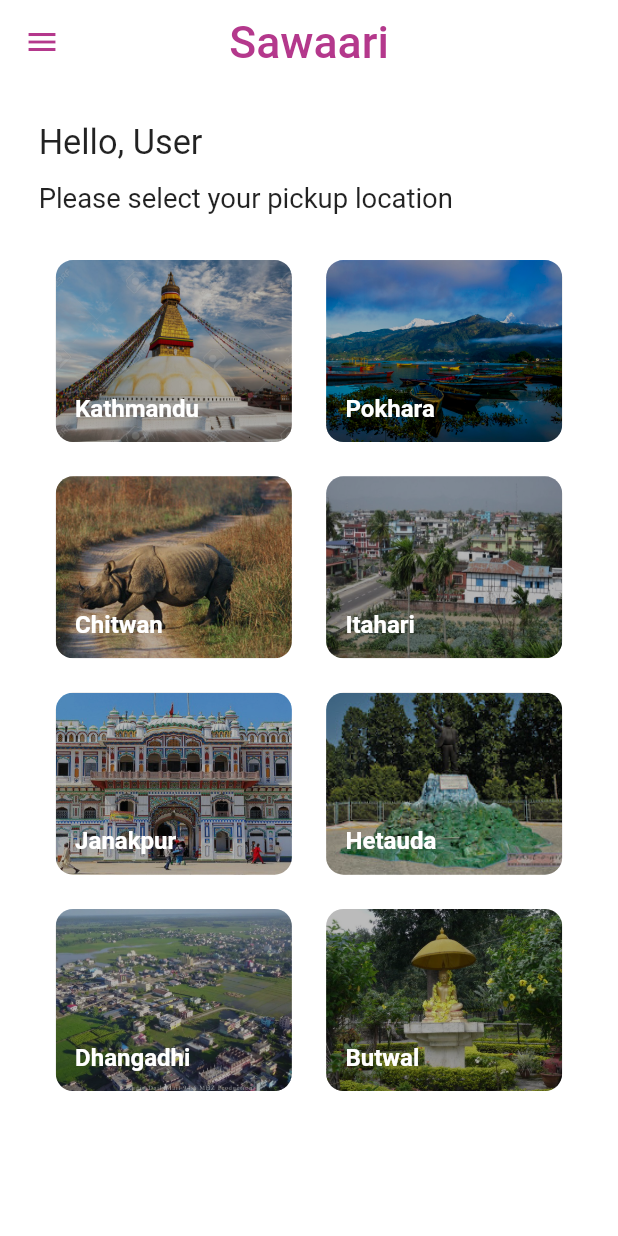
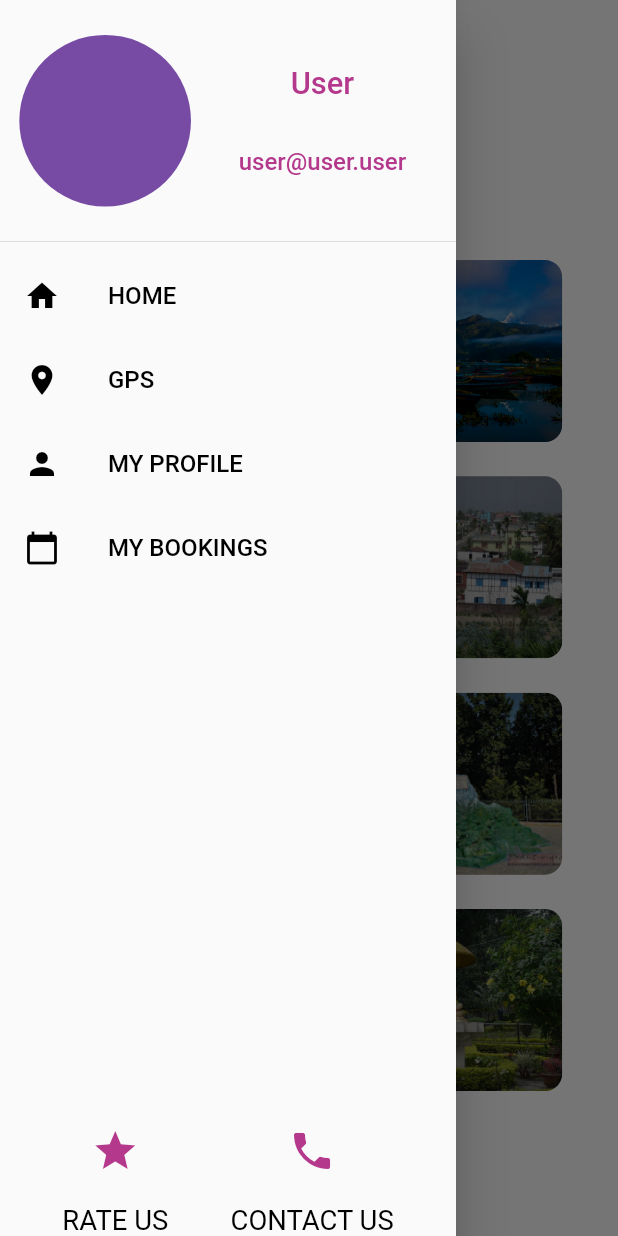
Before and after one commit to bprayush/Saawari, a Flutter app: the HomePage screen opened by its route, after a tap on the "menu" icon, on a phone screen of 412 x 824 dp. Run offline on Flutter 3.47's test engine with Material 2 defaults, Android fonts, the phone set to English and light mode, and no system bars; our stand-ins replace flutter_screenutil, image_picker, shared_preferences; accounts and stored records are empty.

```diff
--- a/lib/main.dart
+++ b/lib/main.dart
@@ -2,8 +2,10 @@ import 'package:flutter/material.dart';
 import 'package:sawari/src/assets/routes.dart';
 import 'package:sawari/src/pages/delivery_selection_page/delivery_selection_page.dart';
 import 'package:sawari/src/pages/getting_started/getting_started.dart';
+import 'package:sawari/src/pages/gps_page/gps_page.dart';
 import 'package:sawari/src/pages/home_page/home_page.dart';
 import 'package:sawari/src/pages/login/login.dart';
+import 'package:sawari/src/pages/profiles_page/profiles_page.dart';
 import 'package:sawari/src/pages/search_results/search_results.dart';
 import 'package:sawari/src/pages/sign_up/sign_up.dart';
 import 'package:sawari/src/pages/vehicle_date_selection_page/vehicle_date_selection.dart';
@@ -27,6 +29,8 @@ class SawariApp extends StatelessWidget {
             VehicleDateSelectionpage(),
         AppRoutes.DELIVERY_SELECTION_PAGE: (context) => DeliverySelectionPage(),
         AppRoutes.SEARCH_RESULTS_PAGE: (context) => SearchResultsPage(),
+        AppRoutes.GPS_PAGE: (context) => GPSPage(),
+        AppRoutes.PROFILE: (context) => ProfilesPage(),
       },
     );
   }
--- a/lib/src/assets/routes.dart
+++ b/lib/src/assets/routes.dart
@@ -7,4 +7,6 @@ class AppRoutes {
       '/app/vehicle-date-selection';
   static const String DELIVERY_SELECTION_PAGE = 'app/delivery-selection';
   static const String SEARCH_RESULTS_PAGE = 'app/search-result';
+  static const String GPS_PAGE = 'app/gps';
+  static const String PROFILE = 'app/profile';
 }
--- a/lib/src/pages/home_page/home_page.dart
+++ b/lib/src/pages/home_page/home_page.dart
@@ -2,6 +2,7 @@ import 'package:flutter/material.dart';
 import 'package:flutter_screenutil/flutter_screenutil.dart';
 import 'package:sawari/src/assets/assets.dart';
 import 'package:sawari/src/assets/cities.dart';
+import 'package:sawari/src/widgets/app_drawer/app_drawer.dart';
 import 'package:sawari/src/widgets/location_widget/location_widget.dart';
 import 'package:sawari/src/widgets/logo/logo.dart';
 
@@ -19,16 +20,23 @@ class HomePage extends StatelessWidget {
     return Scaffold(
       key: scaffoldKey,
       backgroundColor: Colors.white,
+      drawer: AppDrawer(),
       appBar: AppBar(
         backgroundColor: Colors.white,
         elevation: 0,
         automaticallyImplyLeading: false,
-        leading: IconButton(
-          onPressed: () {},
-          icon: Icon(
-            Icons.menu,
-            color: Color(AppColors.PINK),
-          ),
+        leading: Builder(
+          builder: (context) {
+            return IconButton(
+              onPressed: () {
+                Scaffold.of(context).openDrawer();
+              },
+              icon: Icon(
+                Icons.menu,
+                color: Color(AppColors.PINK),
+              ),
+            );
+          },
         ),
         centerTitle: true,
         title: Logo(
--- /dev/null
+++ b/lib/src/widgets/app_drawer/app_drawer.dart
@@ -0,0 +1,182 @@
+import 'package:flutter/material.dart';
+import 'package:flutter_screenutil/flutter_screenutil.dart';
+import 'package:sawari/src/assets/assets.dart';
+
+class AppDrawer extends StatelessWidget {
+  @override
+  Widget build(BuildContext context) {
+    ScreenUtil.instance = ScreenUtil(
+      width: ScreenSize.screenWidth,
+      height: ScreenSize.screenHeight,
+      allowFontScaling: true,
+    )..init(context);
+
+    return Drawer(
+      child: Column(
+        mainAxisAlignment: MainAxisAlignment.start,
+        crossAxisAlignment: CrossAxisAlignment.start,
+        children: <Widget>[
+          DrawerHeader(
+            padding: EdgeInsets.all(
+              ScreenUtil().setHeight(10),
+            ),
+            child: Row(
+              mainAxisAlignment: MainAxisAlignment.center,
+              crossAxisAlignment: CrossAxisAlignment.stretch,
+              children: <Widget>[
+                CircleAvatar(
+                  backgroundColor: Color(AppColors.PURPLE),
+                  minRadius: ScreenUtil().setWidth(40),
+                  maxRadius: ScreenUtil().setWidth(50),
+                ),
+                SizedBox(
+                  width: ScreenUtil().setWidth(10),
+                ),
+                Expanded(
+                  child: Column(
+                    crossAxisAlignment: CrossAxisAlignment.center,
+                    mainAxisAlignment: MainAxisAlignment.spaceEvenly,
+                    children: <Widget>[
+                      Text(
+                        'User',
+                        style: TextStyle(
+                          color: Color(
+                            AppColors.PINK,
+                          ),
+                          fontSize: FontSize.fontSize18,
+                        ),
+                      ),
+                      Text(
+                        'user@user.user',
+                        style: TextStyle(
+                          color: Color(AppColors.PINK),
+                          fontSize: FontSize.fontSize14,
+                        ),
+                      ),
+                    ],
+                  ),
+                ),
+              ],
+            ),
+          ),
+          InkWell(
+            onTap: () {
+              Navigator.of(context).pop();
+            },
+            child: ListTile(
+              leading: Icon(
+                Icons.home,
+                color: Colors.black,
+              ),
+              title: Text(
+                'HOME',
+                style: TextStyle(
+                  fontSize: FontSize.fontSize14,
+                  color: Colors.black,
+                ),
+              ),
+            ),
+          ),
+          InkWell(
+            onTap: () {
+              Navigator.of(context).pushNamed(AppRoutes.GPS_PAGE);
+            },
+            child: ListTile(
+              leading: Icon(
+                Icons.location_on,
+                color: Colors.black,
+              ),
+              title: Text(
+                'GPS',
+                style: TextStyle(
+                  fontSize: FontSize.fontSize14,
+                  color: Colors.black,
+                ),
+              ),
+            ),
+          ),
+          InkWell(
+            onTap: () {
+              Navigator.of(context).pushNamed(AppRoutes.PROFILE);
+            },
+            child: ListTile(
+              leading: Icon(
+                Icons.person,
+                color: Colors.black,
+              ),
+              title: Text(
+                'MY PROFILE',
+                style: TextStyle(
+                  fontSize: FontSize.fontSize14,
+                  color: Colors.black,
+                ),
+              ),
+            ),
+          ),
+          InkWell(
+            onTap: () {},
+            child: ListTile(
+              leading: Icon(
+                Icons.calendar_today,
+                color: Colors.black,
+              ),
+              title: Text(
+                'MY BOOKINGS',
+                style: TextStyle(
+                  fontSize: FontSize.fontSize14,
+                  color: Colors.black,
+                ),
+              ),
+            ),
+          ),
+          Expanded(
+            child: SizedBox(),
+          ),
+          Row(
+            mainAxisAlignment: MainAxisAlignment.spaceEvenly,
+            children: <Widget>[
+              Column(
+                children: <Widget>[
+                  Icon(
+                    Icons.star,
+                    color: Color(AppColors.PINK),
+                    size: FontSize.fontSize28,
+                  ),
+                  SizedBox(
+                    height: ScreenUtil().setHeight(15),
+                  ),
+                  Text(
+                    'RATE US',
+                    style: TextStyle(
+                      fontSize: FontSize.fontSize16,
+                      color: Colors.black,
+                    ),
+                  ),
+                ],
+              ),
+              Column(
+                children: <Widget>[
+                  Icon(
+                    Icons.phone,
+                    color: Color(AppColors.PINK),
+                    size: FontSize.fontSize28,
+                  ),
+                  SizedBox(
+                    height: ScreenUtil().setHeight(15),
+                  ),
+                  Text(
+                    'CONTACT US',
+                    style: TextStyle(
+                      fontSize: FontSize.fontSize16,
+                      color: Colors.black,
+                    ),
+                  ),
+                ],
+              ),
+            ],
+          ),
+        ],
+      ),
+    );
+  }
+}
--- a/pubspec.yaml
+++ b/pubspec.yaml
@@ -25,6 +25,8 @@ dependencies:
   cupertino_icons: ^0.1.2
   flutter_screenutil: ^0.5.2
   intl: ^0.15.8
+  shared_preferences: ^0.5.3+1
+  image_picker: ^0.6.0+10
 
 dev_dependencies:
   flutter_test:
```
Also changed, not shown: lib/src/pages/gps_page/gps_page.dart (added, +30 -0 lines), lib/src/pages/profiles_page/profiles_page.dart (added, +259 -0 lines), lib/src/pages/search_results/search_results.dart (+7 -0 lines), lib/src/widgets/booking_not_complete/booking_not_complete.dart (added, +68 -0 lines), lib/src/widgets/image_selection_widget/image_selection_widget.dart (added, +100 -0 lines), pubspec.lock.
